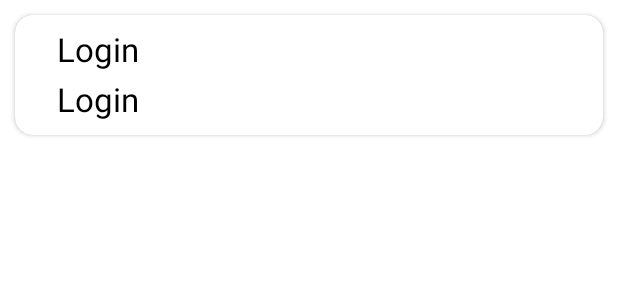
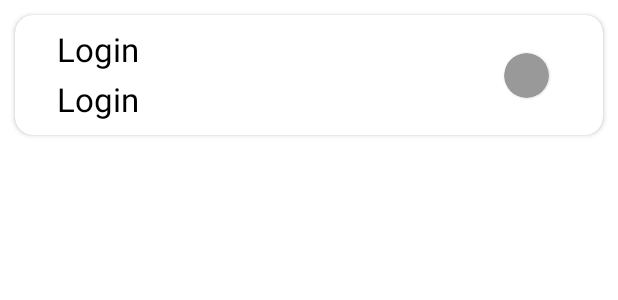
Before and after one commit to Sardor9806/AdminQRcode, an Android app: the layout item_user.xml on its own in the app's theme, with its tools: preview values and no code run, on a phone screen of 412 x 824 dp. Shown: the top 300 px of the screen. Run offline under Robolectric (Android 15) with nearby library versions, the phone set to English and light mode, and no system bars.

Commit message:
status User Admin

```diff
--- a/app/src/main/java/com/example/qradmin11/entity/User.kt
+++ b/app/src/main/java/com/example/qradmin11/entity/User.kt
@@ -5,5 +5,6 @@ import com.google.firebase.database.Exclude
 data class User (
     @get:Exclude
     var login:String?=null,
-    var password:String?=null
+    var password:String?=null,
+    var status: String = ""
 )
--- a/app/src/main/res/layout/item_domen.xml
+++ b/app/src/main/res/layout/item_domen.xml
@@ -11,7 +11,7 @@
         android:id="@+id/domen"
         android:layout_width="wrap_content"
         android:layout_height="wrap_content"
-        android:paddingStart="30dp"
+        android:layout_marginStart="35dp"
         android:text="Domen"
         android:textColor="@color/black"
         android:textSize="26dp"
@@ -19,5 +19,4 @@
         app:layout_constraintTop_toTopOf="parent" />
 
 
-
 </com.google.android.material.card.MaterialCardView>
--- a/app/src/main/res/layout/item_user.xml
+++ b/app/src/main/res/layout/item_user.xml
@@ -7,17 +7,18 @@
     <androidx.cardview.widget.CardView
         android:layout_width="match_parent"
         android:layout_height="80dp"
+        android:layout_marginHorizontal="10dp"
         android:elevation="16dp"
         app:cardCornerRadius="12dp"
-        android:layout_marginHorizontal="10dp"
         app:layout_constraintBottom_toBottomOf="parent"
         app:layout_constraintEnd_toEndOf="parent"
         app:layout_constraintStart_toStartOf="parent"
-        app:layout_constraintTop_toTopOf="parent" >
+        app:layout_constraintTop_toTopOf="parent">
+
         <androidx.constraintlayout.widget.ConstraintLayout
             android:layout_width="match_parent"
-            android:layout_marginHorizontal="16dp"
-            android:layout_height="match_parent">
+            android:layout_height="match_parent"
+            android:layout_marginHorizontal="16dp">
 
             <TextView
                 android:id="@+id/login"
@@ -26,8 +27,8 @@
                 android:layout_marginStart="12dp"
                 android:layout_marginTop="8dp"
                 android:text="Login"
+                android:textColor="@color/black"
                 android:textSize="22dp"
-                android:textColor="@color/black"
                 app:layout_constraintStart_toStartOf="parent"
                 app:layout_constraintTop_toTopOf="parent" />
 
@@ -35,12 +36,37 @@
                 android:id="@+id/parol"
                 android:layout_width="wrap_content"
                 android:layout_height="wrap_content"
+                android:layout_marginTop="4dp"
                 android:text="Login"
+                android:textColor="@color/black"
                 android:textSize="22dp"
-                android:layout_marginTop="4dp"
-                android:textColor="@color/black"
                 app:layout_constraintStart_toStartOf="@+id/login"
                 app:layout_constraintTop_toBottomOf="@+id/login" />
+
+            <com.google.android.material.card.MaterialCardView
+                android:id="@+id/off_status"
+                android:layout_width="30dp"
+                android:layout_height="30dp"
+                app:cardCornerRadius="100dp"
+                android:visibility="visible"
+                android:layout_gravity="center_vertical|end"
+                android:layout_marginEnd="20dp"
+                android:backgroundTint="#999999"
+                app:layout_constraintBottom_toBottomOf="parent"
+                app:layout_constraintEnd_toEndOf="parent"
+                app:layout_constraintTop_toTopOf="parent" />
+            <com.google.android.material.card.MaterialCardView
+                android:id="@+id/on_status"
+                android:layout_width="30dp"
+                android:layout_height="30dp"
+                app:cardCornerRadius="100dp"
+                android:visibility="gone"
+                android:layout_gravity="center_vertical|end"
+                android:layout_marginEnd="20dp"
+                android:backgroundTint="#65F655"
+                app:layout_constraintBottom_toBottomOf="parent"
+                app:layout_constraintEnd_toEndOf="parent"
+                app:layout_constraintTop_toTopOf="parent" />
 
         </androidx.constraintlayout.widget.ConstraintLayout>
 
```
Also changed, not shown: app/src/main/java/com/example/qradmin11/activity/UserAdd.kt (+4 -3 lines), app/src/main/java/com/example/qradmin11/activity/UserChat.kt (+12 -11 lines), app/src/main/java/com/example/qradmin11/adapter/UserAdapter.kt (+16 -5 lines).
